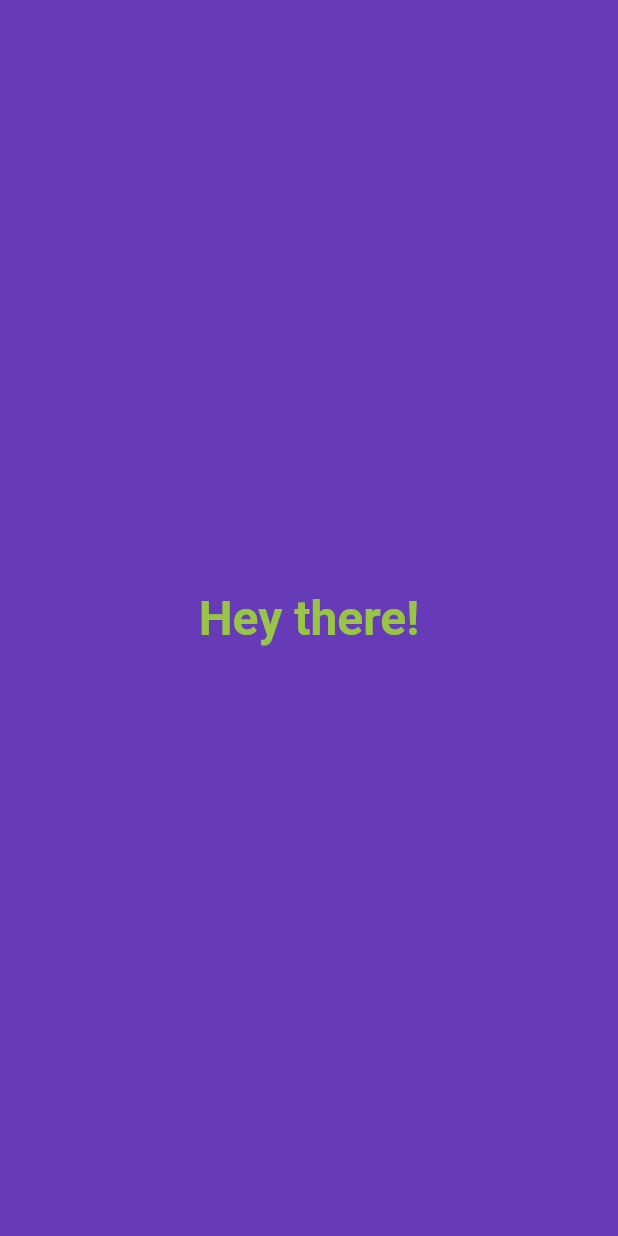
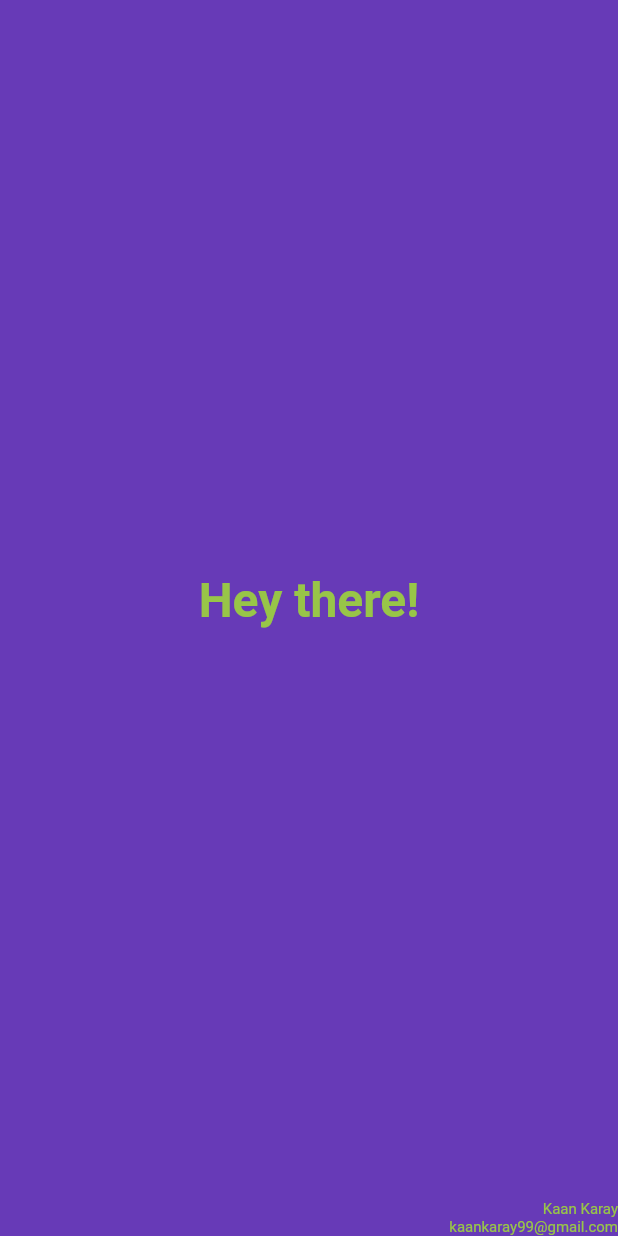
Before and after one commit to kaankaray/flutter_test_app, a Flutter app: the screen it shows after launch, on a phone screen of 412 x 824 dp. Run offline on Flutter 3.47's test engine with Material 2 defaults, Android fonts, the light colour scheme and no system bars.

Commit message:
Played with it containers a little. Added an extra text.

```diff
--- a/lib/main.dart
+++ b/lib/main.dart
@@ -10,9 +10,6 @@ class MyApp extends StatelessWidget {
   Widget build(BuildContext context) {
     return MaterialApp(
       title: 'Flutter Demo',
-      theme: ThemeData(
-        primarySwatch: Colors.blue,
-      ),
       home: MyHomePage(title: 'A great application indeed!'),
     );
   }
@@ -75,17 +72,31 @@ class _MyHomePageState extends State<MyHomePage> {
           color: _customColor,
 
           child: Column(
-            mainAxisAlignment: MainAxisAlignment.center,
-            crossAxisAlignment: CrossAxisAlignment.center,
+          // For some reason, column keeps on falling short.
             children: <Widget>[
-              Text(
-                'Hey there!',
-                style: TextStyle(
-                  fontWeight: FontWeight.bold,
-                  fontSize: 32,
-                  color: invertedColor(_customColor)
+              Container(
+                alignment: Alignment.center,
+                height : MediaQuery.of(context).size.height - 24,
+                child: Text(
+                  'Hey there!',
+                  style: TextStyle(
+                      fontWeight: FontWeight.bold,
+                      fontSize: 32,
+                      color: invertedColor(_customColor)
+                  ),
                 ),
               ),
+              Container(
+                alignment: Alignment.bottomRight,
+                child: Text(
+                    'Kaan Karay\nkaankaray99@gmail.com',
+                    style: TextStyle(
+                        fontSize: 10,
+                        color: invertedColor(_customColor)
+                    ),
+                  textAlign: TextAlign.right,
+                ),
+              )
             ],
           ),
         ),
```
